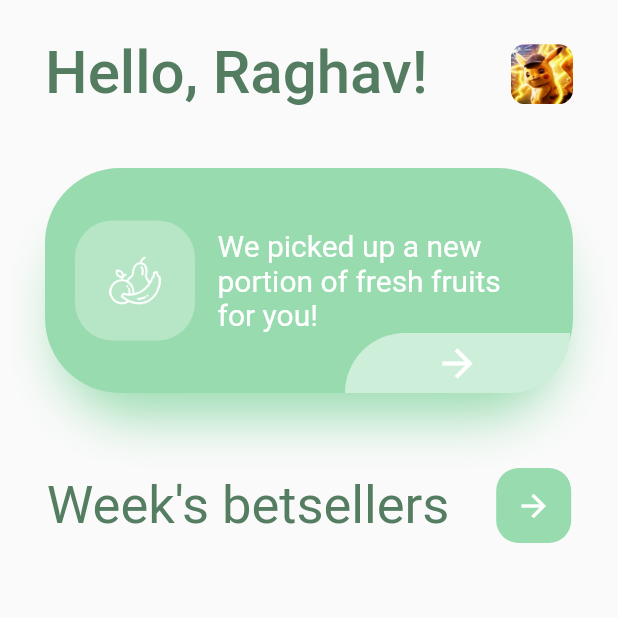
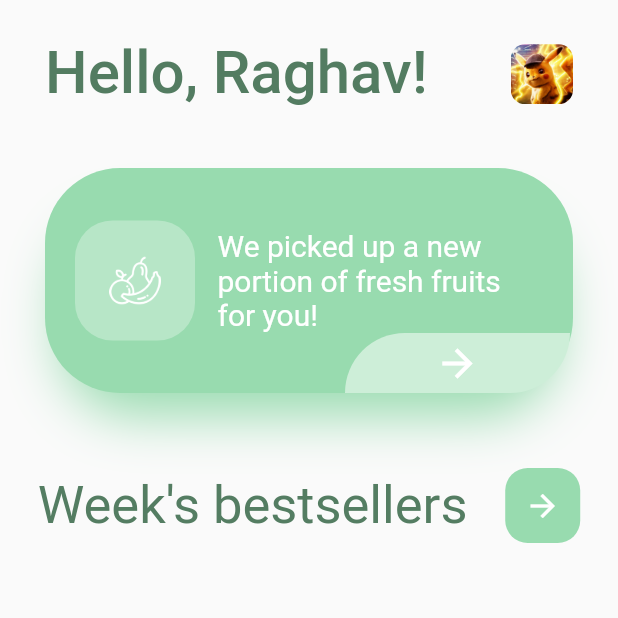
Before and after one commit to KeshavJ0shi/fruits_delivery, a Flutter app: the screen it shows after launch, on a phone screen of 412 x 824 dp, the top half of it. Run offline on Flutter 3.47's test engine with Material 2 defaults, Android fonts, the phone set to English and light mode, and no system bars.

Commit message:
typo error fixes

```diff
--- a/lib/main.dart
+++ b/lib/main.dart
@@ -121,7 +121,7 @@ class MyApp extends StatelessWidget {
                 mainAxisAlignment: MainAxisAlignment.spaceEvenly,
                 children: <Widget>[
                   Text(
-                    "Week's betsellers",
+                    "Week's bestsellers",
                     style: TextStyle(
                       color: Color(0xFF547D62),
                       fontSize: 35,
```
